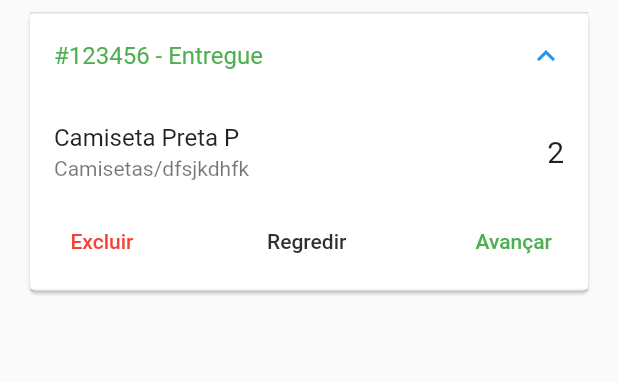
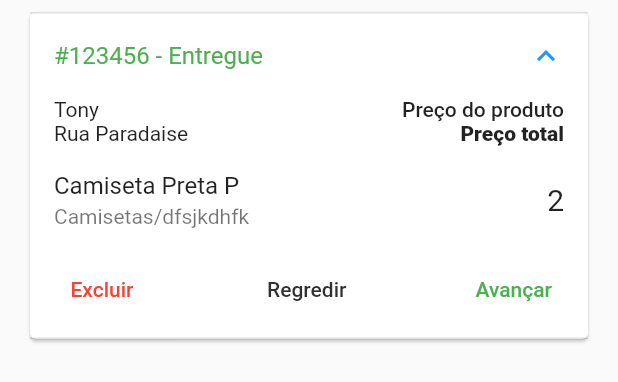
Before and after one commit to tonypereiramelo/gerencia_app_loja, a Flutter app: the OrderTile widget shown alone on an empty page, opened directly, after a tap on "#123456 - Entregue", on a phone screen of 412 x 824 dp. Shown: the top 382 px of the screen. Run offline on Flutter 3.47's test engine with Material 2 defaults, Android fonts, the phone set to English and light mode, and no system bars; our stand-ins replace cloud_firestore, firebase_auth, firebase_core, rxdart, shimmer; missing offline and left inert: bloc_pattern; accounts and stored records are empty; statements that could not run were skipped.

Commit message:
layout tab orders pronto

```diff
--- a/lib/tabs/order_tile.dart
+++ b/lib/tabs/order_tile.dart
@@ -1,4 +1,5 @@
 import 'package:flutter/material.dart';
+import 'package:gerencia_app_loja/widgets/order_header.dart';
 
 class OrderTile extends StatelessWidget {
   const OrderTile({Key? key}) : super(key: key);
@@ -29,6 +30,7 @@ class OrderTile extends StatelessWidget {
               child: Column(
                 crossAxisAlignment: CrossAxisAlignment.stretch,
                 children: <Widget>[
+                  OrderHeader(),
                   Column(
                     mainAxisSize: MainAxisSize.min,
                     children: <Widget>[
--- /dev/null
+++ b/lib/widgets/order_header.dart
@@ -0,0 +1,43 @@
+import 'package:flutter/material.dart';
+
+class OrderHeader extends StatelessWidget {
+  const OrderHeader({Key? key}) : super(key: key);
+
+  @override
+  Widget build(BuildContext context) {
+    return Row(
+      children: <Widget>[
+        Expanded(
+          child: Column(
+            crossAxisAlignment: CrossAxisAlignment.start,
+            children: <Widget>[
+              Text(
+                'Tony',
+              ),
+              Text(
+                'Rua Paradaise',
+              ),
+            ],
+          ),
+        ),
+        Column(
+          crossAxisAlignment: CrossAxisAlignment.end,
+          children: <Widget>[
+            Text(
+              'Preço do produto',
+              style: TextStyle(
+                fontWeight: FontWeight.w500,
+              ),
+            ),
+            Text(
+              'Preço total',
+              style: TextStyle(
+                fontWeight: FontWeight.w800,
+              ),
+            ),
+          ],
+        )
+      ],
+    );
+  }
+}
```
